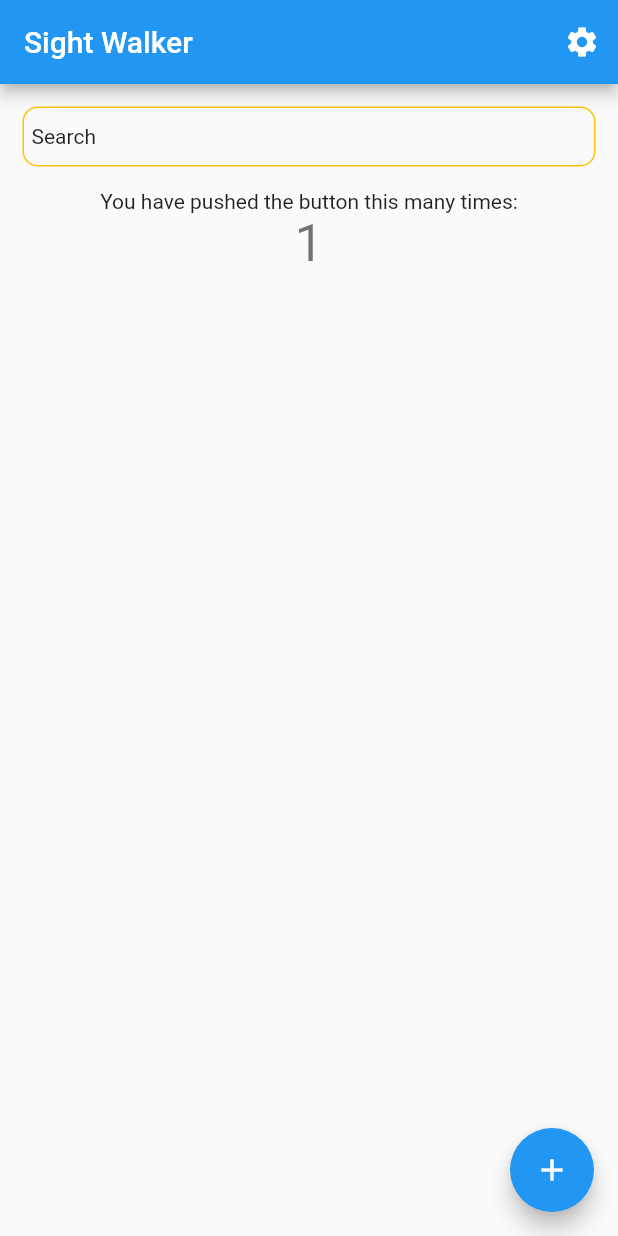
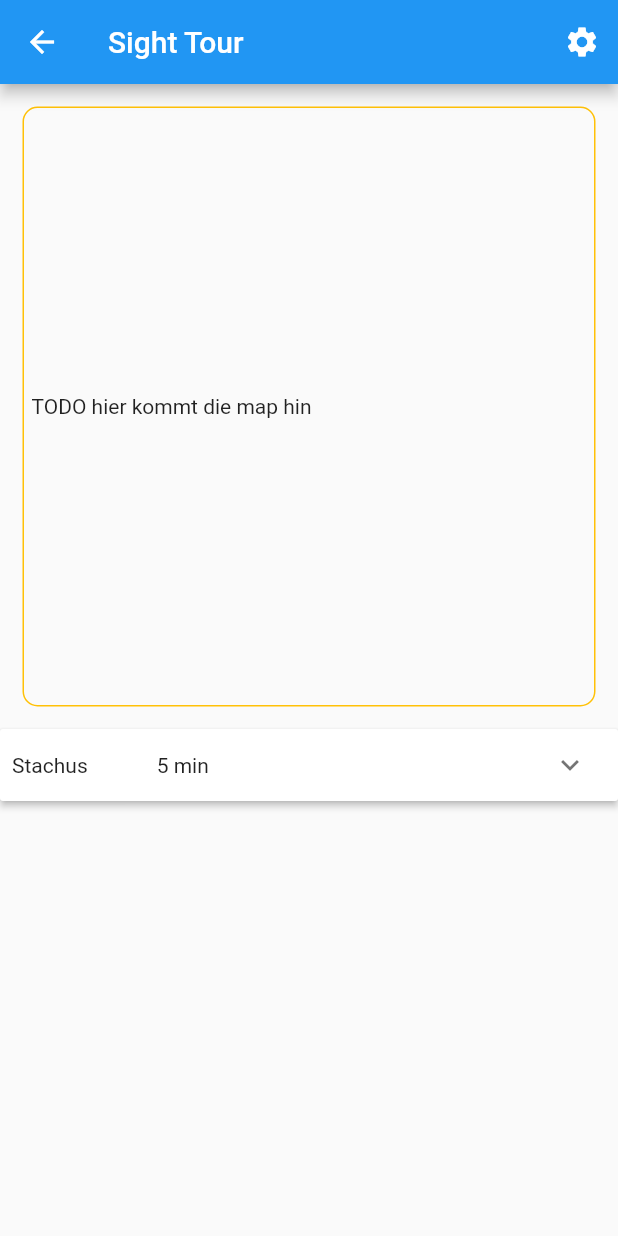
Before and after one commit to NikolaT0mic/SightWalker, a Flutter app: the screen it shows after launch, after a tap on the "add" icon, on a phone screen of 412 x 824 dp. Run offline on Flutter 3.47's test engine with Material 2 defaults, Android fonts, the phone set to English and light mode, and no system bars; missing offline and left inert: flutter_google_places_hoc081098, google_maps_webservice; network calls fail.

Commit message:
added search bar, cleaned up remaining stuff from standard app,

```diff
--- a/sight_walker/lib/views/home_page.dart
+++ b/sight_walker/lib/views/home_page.dart
@@ -1,5 +1,8 @@
 import 'package:flutter/material.dart';
-import 'package:sight_walker/views/settings_page.dart';
+
+import '/views/route_page.dart';
+import '/views/settings_page.dart';
+import '/widgets/search_bar.dart';
 
 class HomePage extends StatefulWidget {
   const HomePage({super.key, required this.title});
@@ -11,13 +14,6 @@ class HomePage extends StatefulWidget {
 }
 
 class _HomePageState extends State<HomePage> {
-  int _counter = 0;
-
-  void _incrementCounter() {
-    setState(() {
-      _counter++;
-    });
-  }
 
   @override
   Widget build(BuildContext context) {
@@ -33,36 +29,36 @@ class _HomePageState extends State<HomePage> {
                   ),
                 );
               },
-              icon: Icon(Icons.settings)
+              icon: const Icon(Icons.settings)
           )
         ],
       ),
-      body: Column(
+      body: SingleChildScrollView(
+        child: Column(
           mainAxisAlignment: MainAxisAlignment.start,
           children: <Widget>[
             Container(
+              margin: const EdgeInsets.only(top: 20),
+              padding: const EdgeInsets.only(left: 10.0, right: 10.0, top: 3, bottom: 3),
               decoration: BoxDecoration(
                 border: Border.all(color: Colors.amber),
                 borderRadius: BorderRadius.circular(10.0),
               ),
-            alignment: Alignment.centerLeft,
+              width: double.infinity,
               height: 40,
-            width: double.infinity,
-            margin: const EdgeInsets.all(15.0),
-            padding: const EdgeInsets.all(5.0),
-            child: const Text("Search"),
-          ),
-          const Text(
-            'You have pushed the button this many times:',
-          ),
-          Text(
-            '$_counter',
-            style: Theme.of(context).textTheme.headline4,
+              child: const SearchBarWidget()
             ),
           ],
         ),
+      ),
       floatingActionButton: FloatingActionButton(
-        onPressed: _incrementCounter,
+        onPressed: () {
+          Navigator.of(context).push(
+            MaterialPageRoute(
+              builder: (context) => const RoutePage(),
+            ),
+          );
+        },
         tooltip: 'Increment',
         child: const Icon(Icons.add),
       ),
--- /dev/null
+++ b/sight_walker/lib/views/route_page.dart
@@ -0,0 +1,105 @@
+import 'package:flutter/material.dart';
+
+import 'settings_page.dart';
+
+class RoutePage extends StatefulWidget {
+  const RoutePage({super.key});
+
+  @override
+  State<RoutePage> createState() => _RoutePageState();
+}
+
+class _RoutePageState extends State<RoutePage> {
+
+  List<bool> isOpen = [false, false, false];
+
+  @override
+  Widget build(BuildContext context) {
+    return Scaffold(
+      appBar: AppBar(
+        title: const Text("Sight Tour"),
+        actions: [
+          IconButton(
+              onPressed: () {
+                Navigator.of(context).push(
+                  MaterialPageRoute(
+                    builder: (context) => const SettingsPage(),
+                  ),
+                );
+              },
+              icon: const Icon(Icons.settings)
+          )
+        ],
+      ),
+      body: SingleChildScrollView(
+        child: Column(
+          mainAxisAlignment: MainAxisAlignment.start,
+          children: <Widget>[
+            Container(
+              decoration: BoxDecoration(
+                border: Border.all(color: Colors.amber),
+                borderRadius: BorderRadius.circular(10.0),
+              ),
+              alignment: Alignment.centerLeft,
+              height: 400,
+              width: double.infinity,
+              margin: const EdgeInsets.all(15.0),
+              padding: const EdgeInsets.all(5.0),
+              child: const Text("TODO hier kommt die map hin"),
+            ),
+            ExpansionPanelList(
+              expansionCallback: (int index, bool isExpanded) {
+                setState(() {
+                  isOpen[index] = !isExpanded;
+                });
+              },
+              children: [
+                ExpansionPanel(
+                  headerBuilder: (BuildContext context, bool isExpanded) {
+                    return Row(children: const [
+                      Flexible(flex: 2,
+                          child: Padding(
+                            padding: EdgeInsets.only(left: 8.0, right: 8.0),
+                            child: Text("Stachus"),
+                          )
+                      ),
+                      SizedBox(width: 30,),
+                      Flexible(flex: 1,
+                          child: Padding(
+                            padding: EdgeInsets.only(left: 8.0, right: 8.0),
+                            child: Text("5 min"),
+                          )
+                      ),
+                    ]);
+                  },
+                  isExpanded: isOpen[0],
+                  body: Column(
+                    children: [
+                      Row(children: const [
+                        Flexible(flex: 1,
+                            child: Padding(
+                              padding: EdgeInsets.only(left: 8.0, right: 8.0),
+                              child: Image(image: NetworkImage("https://picsum.photos/250?image=9")),
+                            )
+                        ),
+                        SizedBox(width: 20,),
+                        Flexible(flex: 2, child: Text("Erklärung")),
+                      ],),
+                      const SizedBox(height: 20,),
+                      Container(
+                        height: 30,
+                          width: double.infinity,
+                          decoration: const BoxDecoration(color: Colors.blueGrey),
+                          child: const Text("Audio")
+                      )
+                    ],
+                  ),
+                ),
+              ],
+            )
+          ],
+        ),
+      ),
+    );
+  }
+}
--- a/sight_walker/pubspec.yaml
+++ b/sight_walker/pubspec.yaml
@@ -37,6 +37,9 @@ dependencies:
   # Use with the CupertinoIcons class for iOS style icons.
   cupertino_icons: ^1.0.2
   google_maps_flutter: ^2.2.1
+  google_maps_webservice: ^0.0.19
+  google_api_headers: ^1.5.0
+  flutter_google_places_hoc081098: ^1.1.0
 
 dev_dependencies:
   flutter_test:
@@ -60,6 +63,9 @@ flutter:
   # the material Icons class.
   uses-material-design: true
 
+
+  assets:
+    - resources/
   # To add assets to your application, add an assets section, like this:
   # assets:
   #   - images/a_dot_burr.jpeg
```
Also changed, not shown: sight_walker/lib/widgets/search_bar.dart (added, +50 -0 lines), 1 other file. Lines whose indentation alone changed are shown as unchanged.
